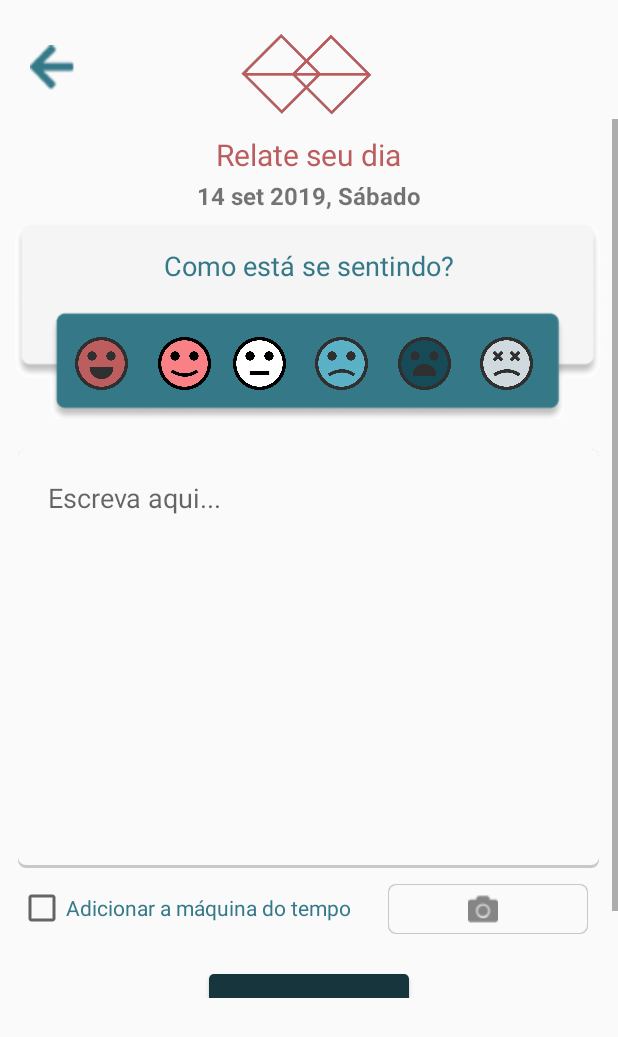
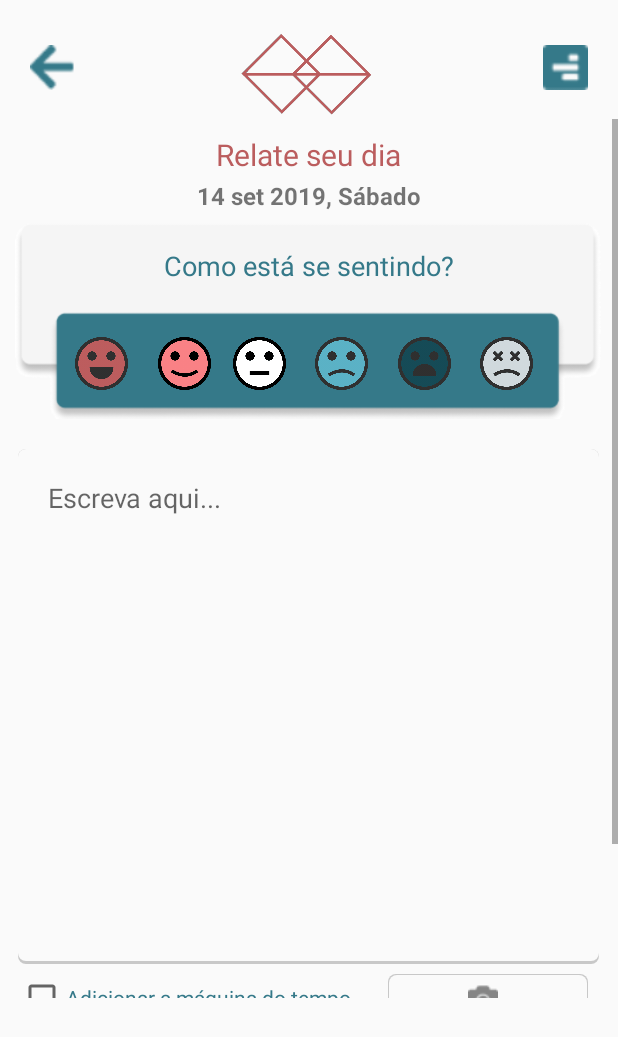
Before and after one commit to carolsbraz/stigma, an Android app: the RelatoActivity screen opened directly, with no data from a screen before it, on a phone screen of 412 x 824 dp. Shown: the top 1037 px of the screen. Run offline under Robolectric (Android 15) with nearby library versions, the phone set to English and light mode, and no system bars; our stand-ins replace Firebase (no records; nobody signed in at launch, a user with empty details on screens opened directly).

Commit message:
com botão

```diff
--- a/AppStigmaLogica/app/src/main/java/com/projeto/appstigma/RelatoActivity.kt
+++ b/AppStigmaLogica/app/src/main/java/com/projeto/appstigma/RelatoActivity.kt
@@ -1,5 +1,6 @@
 package com.projeto.appstigma
 
+import android.content.Intent
 import androidx.appcompat.app.AppCompatActivity
 import android.os.Bundle
 import android.widget.Toast
@@ -69,5 +70,10 @@ class RelatoActivity : AppCompatActivity() {
         btn_voltar_1.setOnClickListener{
             finish()
         }
+
+        btn_listar_relatos.setOnClickListener {
+            val intent = Intent(this, RelatosDiariosActivity::class.java)
+            startActivity(intent)
+        }
     }
 }
--- a/AppStigmaLogica/app/src/main/res/layout/activity_relato.xml
+++ b/AppStigmaLogica/app/src/main/res/layout/activity_relato.xml
@@ -18,6 +18,15 @@
             android:layout_marginLeft="20dp"
             android:layout_marginTop="30dp"
             android:background="@drawable/voltar" />
+
+        <ImageButton
+            android:id="@+id/btn_listar_relatos"
+            android:layout_width="30dp"
+            android:layout_height="30dp"
+            android:layout_marginRight="20dp"
+            android:layout_gravity="right"
+            android:layout_marginTop="30dp"
+            android:background="@drawable/listar" />
 
         <ImageView
             android:id="@+id/imageView"
@@ -132,7 +141,7 @@
             <EditText
                 android:id="@+id/txt_relato"
                 android:layout_width="387dp"
-                android:layout_height="279dp"
+                android:layout_height="343dp"
                 android:layout_gravity="center_horizontal"
                 android:layout_marginTop="220dp"
                 android:background="@drawable/caixatext"
@@ -145,7 +154,7 @@
                 android:layout_width="133dp"
                 android:layout_height="33dp"
                 android:layout_gravity="right"
-                android:layout_marginTop="510dp"
+                android:layout_marginTop="570dp"
                 android:layout_marginRight="20dp"
                 android:background="@drawable/caixaview" />
 
@@ -153,7 +162,7 @@
                 android:layout_width="20dp"
                 android:layout_height="22dp"
                 android:layout_gravity="right"
-                android:layout_marginTop="515dp"
+                android:layout_marginTop="575dp"
                 android:layout_marginRight="80dp"
                 android:src="@drawable/camera" />
 
@@ -162,7 +171,7 @@
                 android:layout_width="wrap_content"
                 android:layout_height="wrap_content"
                 android:layout_marginLeft="12dp"
-                android:layout_marginTop="510dp"
+                android:layout_marginTop="570dp"
                 android:text="@string/checkbox"
                 android:textColor="@color/azul" />
 
@@ -172,7 +181,7 @@
                 android:layout_width="133dp"
                 android:layout_height="40dp"
                 android:layout_gravity="center_horizontal"
-                android:layout_marginTop="570dp"
+                android:layout_marginTop="630dp"
                 android:layout_marginBottom="40dp"
                 android:background="@drawable/btn_color"
                 android:text="Salvar"
```
Also changed, not shown: AppStigmaLogica/app/src/main/res/drawable/listar.png (added).
